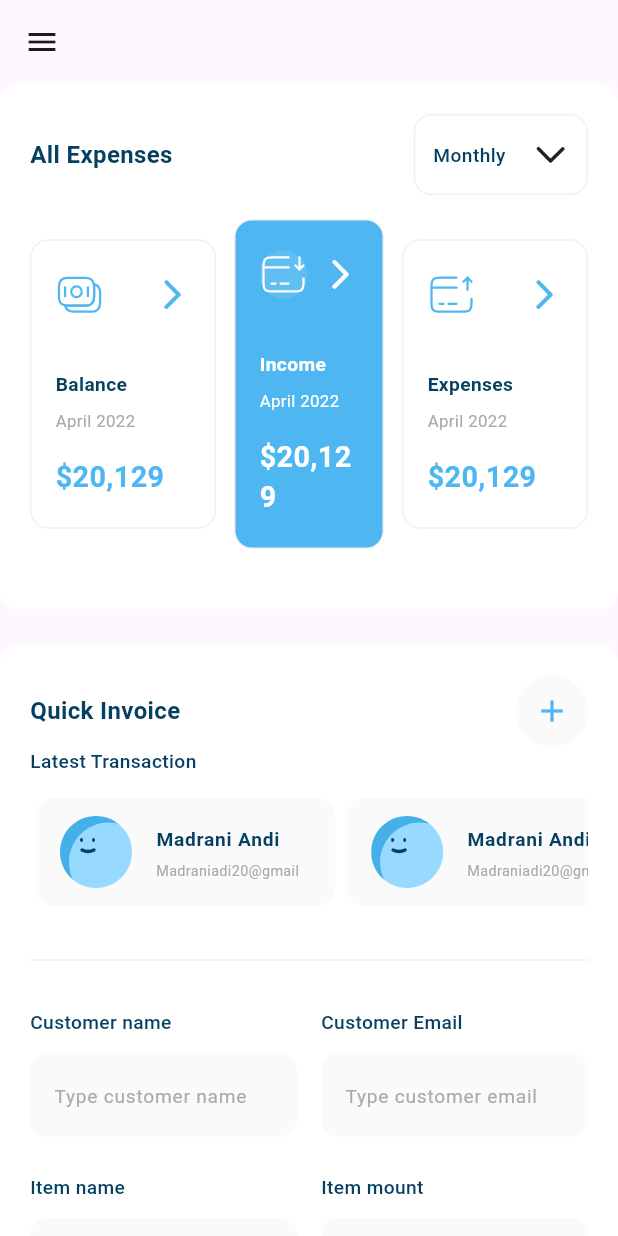
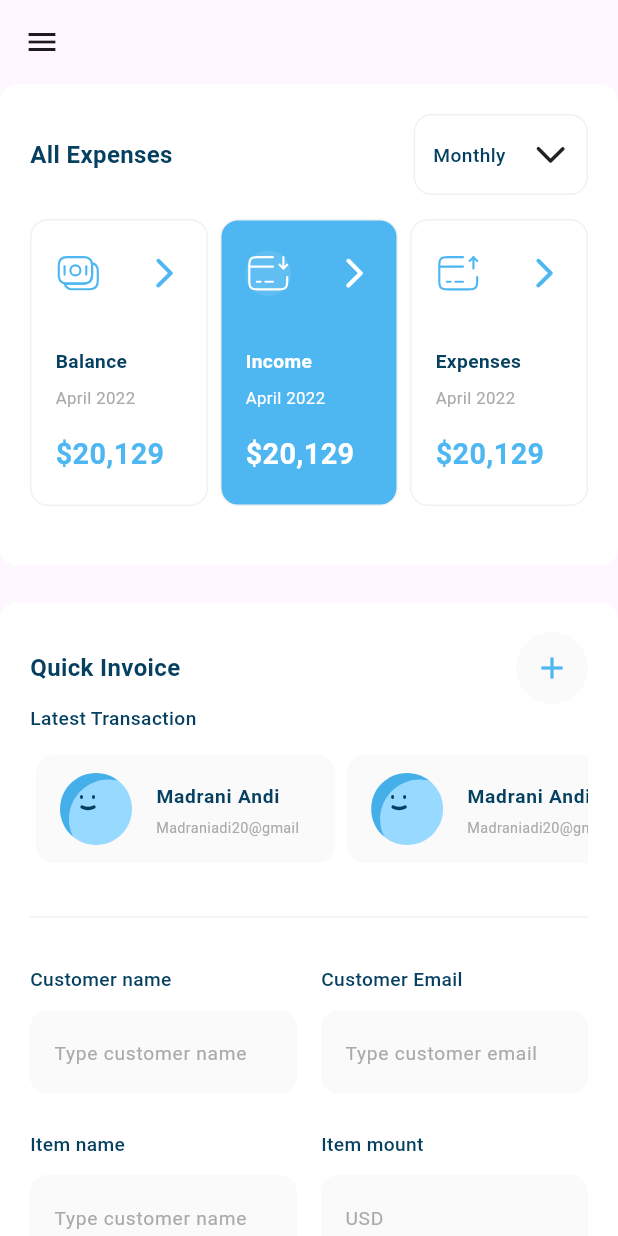
Before and after one commit to salahhaitham/responsive-dashboard, a Flutter app: the screen it shows after launch, after a tap on "Income", on a phone screen of 412 x 824 dp. Run offline on Flutter 3.47's test engine with Material 3 defaults, Android fonts, the light colour scheme and no system bars; our stand-ins replace device_preview, expandable_page_view, fl_chart, flutter_svg; Roboto replaces fonts that are missing (Montserrat); project files that could hold a hidden picture were left out.

Commit message:
dashboard done

```diff
--- a/lib/main.dart
+++ b/lib/main.dart
@@ -1,20 +1,24 @@
+import 'package:device_preview/device_preview.dart';
 import 'package:flutter/material.dart';
 import 'package:responsive_dashboard1/views/dashBoardView.dart';
 
-void main() {
-  runApp(const MyApp());
-}
+void main() => runApp(
+  DevicePreview(
+    enabled:true,
+    builder: (context) => MyApp(),
+  ),
+);
 
 class MyApp extends StatelessWidget {
   const MyApp({super.key});
 
-  // This widget is the root of your application.
   @override
   Widget build(BuildContext context) {
     return MaterialApp(
       debugShowCheckedModeBanner: false,
       title: 'Flutter Demo',
-
+      locale: DevicePreview.locale(context),
+      builder: DevicePreview.appBuilder,
       home: dashBoardView(),
 
       );
--- a/lib/widgets/ActiveExpensesItem.dart
+++ b/lib/widgets/ActiveExpensesItem.dart
@@ -30,20 +30,27 @@ class ActiveExpensesItem extends StatelessWidget {
             ),
 
             SizedBox(height: 34),
-            Text(
-              expensesItemModel.text,
-              style: AppStyles.styleSemiBold16(context).copyWith(color: Colors.white),
+            FittedBox(
+              fit: BoxFit.scaleDown,
+              child: Text(
+                expensesItemModel.text,
+                style: AppStyles.styleSemiBold16(context).copyWith(color: Colors.white),
+              ),
             ),
             SizedBox(height: 8),
-            Text(
+        FittedBox(
+          fit: BoxFit.scaleDown,
+          child: Text(
               expensesItemModel.date,
               style: AppStyles.styleRegular14(context).copyWith(color: Colors.white),
-            ),
+            ),),
             SizedBox(height: 16),
-            Text(
+        FittedBox(
+          fit: BoxFit.scaleDown,
+          child: Text(
               expensesItemModel.price,
               style: AppStyles.styleSemiBold24(context).copyWith(color: Colors.white),
-            ),
+            ),)
           ],
         ),
       ),
--- a/lib/widgets/InActivexpensesItem.dart
+++ b/lib/widgets/InActivexpensesItem.dart
@@ -26,20 +26,26 @@ class InActiveExpensesItem extends StatelessWidget {
             allExpensesItemHeader(image: expensesItemModel.image),
 
             SizedBox(height: 34),
-            Text(
+        FittedBox(
+          fit: BoxFit.scaleDown,
+          child:Text(
               expensesItemModel.text,
               style: AppStyles.styleSemiBold16(context),
-            ),
+            ),),
             SizedBox(height: 8),
-            Text(
+        FittedBox(
+          fit: BoxFit.scaleDown,
+          child:  Text(
               expensesItemModel.date,
               style: AppStyles.styleRegular14(context),
-            ),
+            ),),
             SizedBox(height: 16),
-            Text(
+        FittedBox(
+          fit: BoxFit.scaleDown,
+          child: Text(
               expensesItemModel.price,
               style: AppStyles.styleSemiBold24(context),
-            ),
+            ),)
           ],
         ),
       ),
--- a/lib/widgets/allExpensesItemHeader.dart
+++ b/lib/widgets/allExpensesItemHeader.dart
@@ -1,4 +1,3 @@
-
 import 'package:flutter/material.dart';
 import 'package:flutter_svg/svg.dart';
 
@@ -15,7 +14,12 @@ class allExpensesItemHeader extends StatelessWidget {
   Widget build(BuildContext context) {
     return Row(
       children: [
-        Container(
+        Flexible(
+          child: ConstrainedBox(
+            constraints: BoxConstraints(maxWidth: 60),
+            child: AspectRatio(
+              aspectRatio: 1,
+              child: Container(
                 decoration: ShapeDecoration(
                   color: backgroundColor,
                   shape: OvalBorder(),
@@ -30,10 +34,16 @@ class allExpensesItemHeader extends StatelessWidget {
                   ),
                 ),
               ),
+            ),
+          ),
+        ),
         Spacer(),
         Transform.rotate(
           angle: -1.567434 * 2,
-          child: Icon(Icons.arrow_back_ios_new_rounded,color: imageColor??Color(0xff4EB7F2),),
+          child: Icon(
+            Icons.arrow_back_ios_new_rounded,
+            color: imageColor ?? Color(0xff4EB7F2),
+          ),
         ),
       ],
     );
--- a/lib/widgets/allExpensesList.dart
+++ b/lib/widgets/allExpensesList.dart
@@ -32,6 +32,46 @@ class _allExpensesListState extends State<allExpensesList> {
   @override
   Widget build(BuildContext context) {
     return Row(
+      children: [
+        Expanded(
+          child: GestureDetector(
+            onTap: () {
+              updateIndex(0);
+            },
+            child: allExpensesItem(
+              isActive: activeIndex == 0,
+              expensesItemModel: items[0],
+            ),
+          ),
+        ),
+        SizedBox(width: 8),
+        Expanded(
+          child: GestureDetector(
+            onTap: () {
+              updateIndex(1);
+            },
+            child: allExpensesItem(
+              isActive: activeIndex == 1,
+              expensesItemModel: items[1],
+            ),
+          ),
+        ),
+        SizedBox(width: 8),
+        Expanded(
+          child: GestureDetector(
+            onTap: () {
+              updateIndex(2);
+            },
+            child: allExpensesItem(
+              isActive: activeIndex == 2,
+              expensesItemModel: items[2],
+            ),
+          ),
+        ),
+      ],
+    );
+
+    Row(
       children: items.asMap().entries.map((e) {
         final index = e.key;
         final model = e.value;
--- a/pubspec.yaml
+++ b/pubspec.yaml
@@ -37,6 +37,7 @@ dependencies:
   flutter_svg: ^2.2.3
   expandable_page_view: ^1.2.1
   fl_chart: ^0.66.0
+  device_preview: ^1.3.1
 
 
 dev_dependencies:
```
Also changed, not shown: pubspec.lock, 1 other file. Lines whose indentation alone changed are shown as unchanged.
